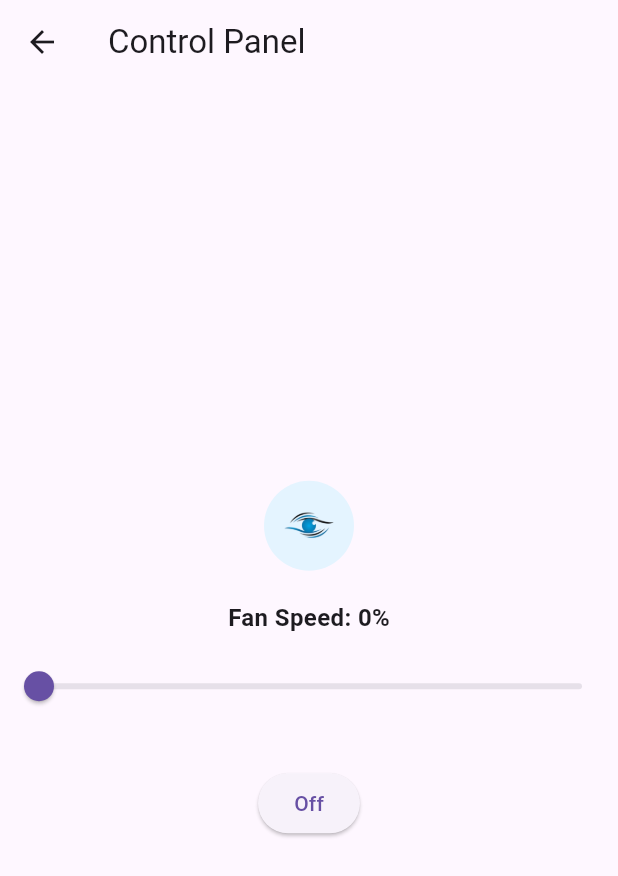
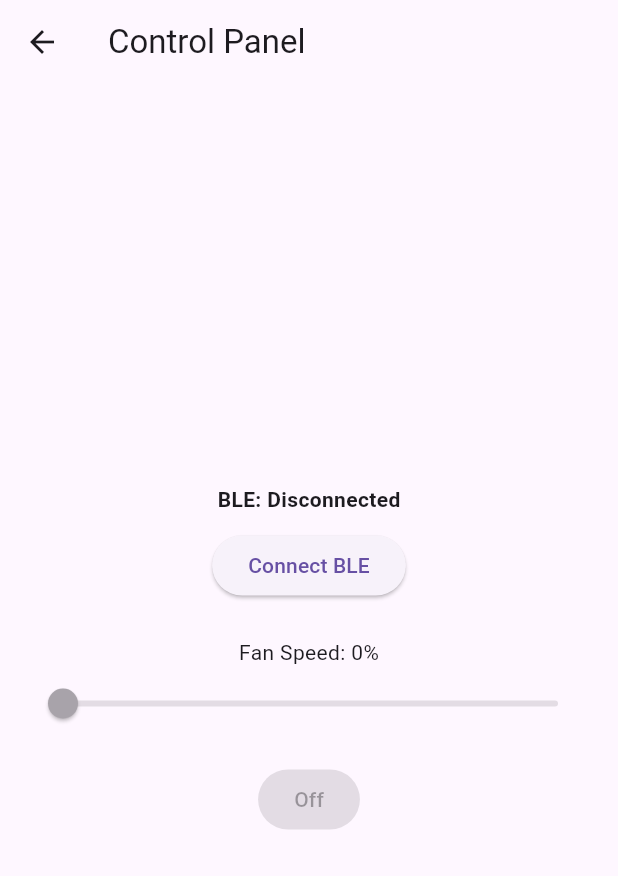
Before and after one commit to IleanaEscobar/the-visionaries-mobile, a Flutter app: the ControlPanel screen opened by its route, on a phone screen of 412 x 824 dp. Shown: the top 876 px of the screen. Run offline on Flutter 3.47's test engine with Material 3 defaults, Android fonts, the phone set to English and light mode, and no system bars; our stand-ins replace firebase_auth, firebase_core, firebase_database, flutter_blue_plus; accounts and stored records are empty.

Commit message:
BLE integration

```diff
--- a/the_visionaries/lib/screens/control_panel.dart
+++ b/the_visionaries/lib/screens/control_panel.dart
@@ -1,6 +1,7 @@
 import 'package:firebase_core/firebase_core.dart';
 import 'package:flutter/material.dart';
 import 'package:firebase_database/firebase_database.dart';
+import 'package:flutter_blue_plus/flutter_blue_plus.dart';
 
 class ControlPanel extends StatefulWidget {
   const ControlPanel({super.key});
@@ -12,89 +13,161 @@ class ControlPanel extends StatefulWidget {
 class _ControlPanelState extends State<ControlPanel> {
   bool isOn = false;
   double fanSpeed = 0.0;
-  double lastSpeed = 50.0; // Store last non-zero speed
-  final DatabaseReference _dbRef = FirebaseDatabase.instanceFor(
-    app: Firebase.app(),
-    databaseURL:
-        'https://the-visionaries-mobile.firebaseio.com', // Replace with your Firebase database URL
-  ).ref();
+  double lastSpeed = 50.0;
 
-  Future<void> sendFanSpeed(double speed) async {
+  bool isConnecting = false;
+  bool isConnected = false;
+
+  BluetoothDevice? _device;
+  BluetoothCharacteristic? _speedChar;
+
+  static const String deviceName = 'NanoESP32Fan';
+  static final Guid serviceUuid = Guid('12345678-1234-1234-1234-1234567890ab');
+  static final Guid speedCharUuid = Guid(
+    'abcdefab-1234-1234-1234-abcdefabcdef',
+  );
+
+  @override
+  void dispose() {
+    _device?.disconnect();
+    super.dispose();
+  }
+
+  Future<void> connectBle() async {
+    setState(() => isConnecting = true);
+
+    ScanResult? found;
+    final sub = FlutterBluePlus.scanResults.listen((results) {
+      for (final r in results) {
+        if (r.device.platformName == deviceName) {
+          found = r;
+        }
+      }
+    });
+
     try {
-      await _dbRef.child('devices/fan/speed').set(speed.toStringAsFixed(0));
-    } catch (e) {
+      await FlutterBluePlus.startScan(timeout: const Duration(seconds: 6));
+      await Future.delayed(const Duration(seconds: 6));
+      await FlutterBluePlus.stopScan();
+
+      if (found == null) {
+        if (!mounted) return;
         ScaffoldMessenger.of(
           context,
-      ).showSnackBar(SnackBar(content: Text("Error: $e")));
+        ).showSnackBar(const SnackBar(content: Text('BLE device not found')));
+        return;
       }
+
+      _device = found!.device;
+      await _device!.connect(timeout: const Duration(seconds: 8));
+
+      final services = await _device!.discoverServices();
+      for (final s in services) {
+        if (s.uuid == serviceUuid) {
+          for (final c in s.characteristics) {
+            if (c.uuid == speedCharUuid) {
+              _speedChar = c;
+              break;
+            }
+          }
+        }
+      }
+
+      if (_speedChar == null) {
+        throw Exception('Speed characteristic not found');
+      }
+
+      setState(() => isConnected = true);
+    } catch (e) {
+      if (!mounted) return;
+      ScaffoldMessenger.of(
+        context,
+      ).showSnackBar(SnackBar(content: Text('BLE error: $e')));
+    } finally {
+      await sub.cancel();
+      if (mounted) setState(() => isConnecting = false);
+    }
+  }
+
+  Future<void> sendFanSpeedBle(double speed) async {
+    if (_speedChar == null) return;
+    final v = speed.clamp(0, 100).round();
+    await _speedChar!.write([v], withoutResponse: true);
+  }
+
+  Future<void> togglePower() async {
+    setState(() {
+      if (isOn) {
+        if (fanSpeed > 0) lastSpeed = fanSpeed;
+        fanSpeed = 0;
+        isOn = false;
+      } else {
+        fanSpeed = lastSpeed; // restore previous speed
+        isOn = fanSpeed > 0;
+      }
+    });
+    await sendFanSpeedBle(fanSpeed);
   }
 
   @override
   Widget build(BuildContext context) {
     return Scaffold(
-      appBar: AppBar(title: const Text("Control Panel")),
-      body: Column(
+      appBar: AppBar(title: const Text('Control Panel')),
+      body: Padding(
+        padding: const EdgeInsets.all(16),
+        child: Column(
           mainAxisAlignment: MainAxisAlignment.center,
           children: [
-          Container(
-            width: 60,
-            height: 60,
-            decoration: BoxDecoration(
-              color: const Color(0xFFE4F4FF),
-              shape: BoxShape.circle,
-            ),
-            child: Center(
-              child: Image.asset(
-                'assets/images/logo.png',
-                width: 40,
-                height: 40,
-              ),
-            ),
-          ),
-          const SizedBox(height: 20),
             Text(
-            "Fan Speed: ${fanSpeed.toStringAsFixed(0)}%",
-            style: const TextStyle(fontSize: 16, fontWeight: FontWeight.bold),
+              isConnected ? 'BLE: Connected' : 'BLE: Disconnected',
+              style: const TextStyle(fontWeight: FontWeight.bold),
             ),
             const SizedBox(height: 10),
+            ElevatedButton(
+              onPressed: isConnecting
+                  ? null
+                  : () async {
+                      if (!isConnected) {
+                        await connectBle();
+                      } else {
+                        await _device?.disconnect();
+                        setState(() {
+                          isConnected = false;
+                          _speedChar = null;
+                        });
+                      }
+                    },
+              child: Text(isConnected ? 'Disconnect BLE' : 'Connect BLE'),
+            ),
+            const SizedBox(height: 24),
+            Text('Fan Speed: ${fanSpeed.toStringAsFixed(0)}%'),
             Slider(
               value: fanSpeed,
               min: 0,
               max: 100,
               divisions: 100,
-            label: fanSpeed.toStringAsFixed(0),
-            onChanged: (value) {
+              onChanged: isConnected
+                  ? (value) async {
                       setState(() {
                         fanSpeed = value;
                         if (value > 0) {
+                          isOn = true;
                           lastSpeed = value;
-                  isOn = true;
                         } else {
                           isOn = false;
                         }
                       });
-              sendFanSpeed(value);
-            },
+                      await sendFanSpeedBle(value);
+                    }
+                  : null,
             ),
-          const SizedBox(height: 30),
+            const SizedBox(height: 16),
             ElevatedButton(
-            onPressed: () {
-              setState(() {
-                if (isOn) {
-                  // Turn off: set speed to 0
-                  fanSpeed = 0.0;
-                  isOn = false;
-                } else {
-                  // Turn on: restore last speed
-                  fanSpeed = lastSpeed;
-                  isOn = true;
-                }
-              });
-              sendFanSpeed(fanSpeed);
-            },
-            child: Text(isOn ? "On" : "Off"),
+              onPressed: isConnected ? togglePower : null,
+              child: Text(isOn ? 'On' : 'Off'),
             ),
           ],
+        ),
       ),
     );
   }
--- a/the_visionaries/pubspec.yaml
+++ b/the_visionaries/pubspec.yaml
@@ -37,6 +37,7 @@ dependencies:
   firebase_core: ^3.15.2
   firebase_database: ^11.0.0
   firebase_auth: ^5.3.4
+  flutter_blue_plus: ^1.35.5
 
 dev_dependencies:
   flutter_test:
```
Lines whose indentation alone changed are shown as unchanged.
